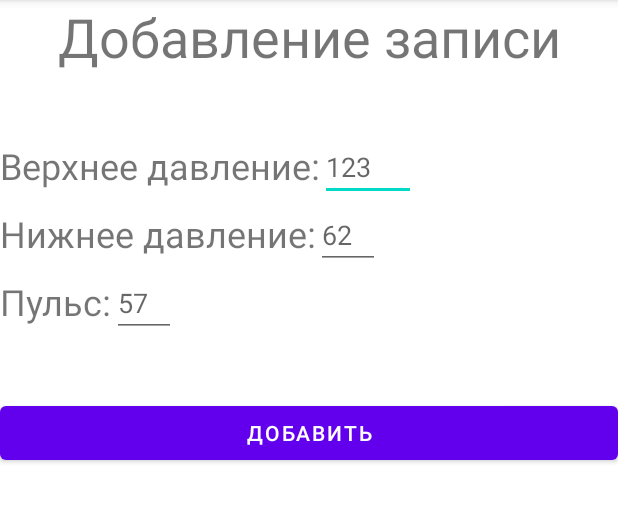
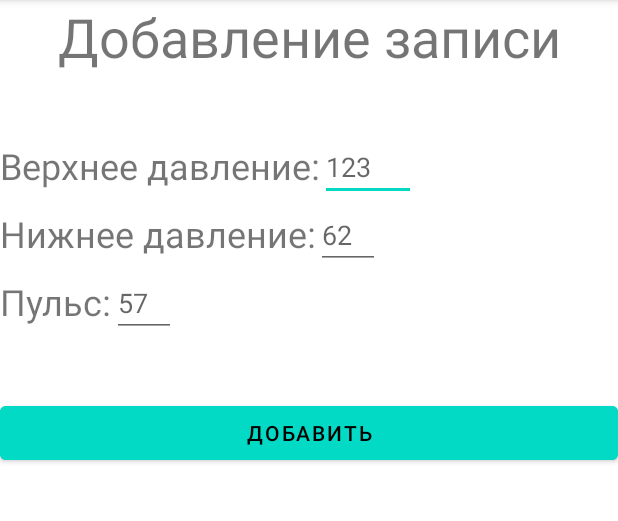
Before and after one commit to user576g/TonometerRecorder, an Android app: the screen it shows after launch (AddRecordActivity), after a tap on "Добавить показания", on a phone screen of 412 x 824 dp, the part 84-605 px from its top. Run offline under Robolectric (Android 15) with nearby library versions, the phone set to English and light mode, and no system bars; our stand-ins replace Room's generated code.

```diff
--- a/app/src/main/java/com/user576/tonometerrecorder/MainActivity.kt
+++ b/app/src/main/java/com/user576/tonometerrecorder/MainActivity.kt
@@ -1,7 +1,9 @@
 package com.user576.tonometerrecorder
 
+import android.app.ActivityOptions
 import android.content.Intent
 import android.os.Bundle
+import android.util.Pair
 import android.view.View
 import androidx.appcompat.app.AppCompatActivity
 import com.user576.tonometerrecorder.databinding.MainLayoutBinding
@@ -34,9 +36,11 @@ class MainActivity : AppCompatActivity() {
 
     fun onBtnClick(view : View) {
         if (view.id == R.id.add_record_btn) {
-            startActivity(
-                Intent(this, AddRecordActivity::class.java)
+            val intent = Intent(this, AddRecordActivity::class.java)
+            val activityOptions =  ActivityOptions.makeSceneTransitionAnimation(
+                this, Pair(binding.addRecordBtn, getString(R.string.common_view))
             )
+            startActivity(intent, activityOptions.toBundle())
         }
     }
 }
--- a/app/src/main/res/layout/add_layout.xml
+++ b/app/src/main/res/layout/add_layout.xml
@@ -94,6 +94,8 @@
         android:layout_width="match_parent"
         android:layout_height="wrap_content"
         android:onClick="onBtnClick"
+        android:textColor="@color/black"
         android:text="@string/save"
-        />
+        android:backgroundTint="@color/design_default_color_secondary"
+        android:transitionName="@string/common_view"/>
 </LinearLayout>
--- a/app/src/main/res/layout/main_layout.xml
+++ b/app/src/main/res/layout/main_layout.xml
@@ -30,8 +30,10 @@
         android:layout_height="wrap_content"
         android:layout_margin="@dimen/add_btn_margin"
         android:contentDescription="@string/add_btn_text"
+        android:backgroundTint="@color/design_default_color_secondary"
         app:srcCompat="@android:drawable/ic_input_add"
         android:onClick="onBtnClick"
+        android:transitionName="@string/common_view"
         app:layout_constraintBottom_toBottomOf="parent"
         app:layout_constraintEnd_toEndOf="parent" />
 </androidx.constraintlayout.widget.ConstraintLayout>
--- a/app/src/main/res/values/strings.xml
+++ b/app/src/main/res/values/strings.xml
@@ -20,5 +20,5 @@
     <string name="th_pulse">Пульс</string>
 
     <string name="message">Нет ни одной записи.\n Добавьте новую запись!</string>
-
+    <string name="common_view">The_common_view</string>
 </resources>
```
Also changed, not shown: 2 other files.
